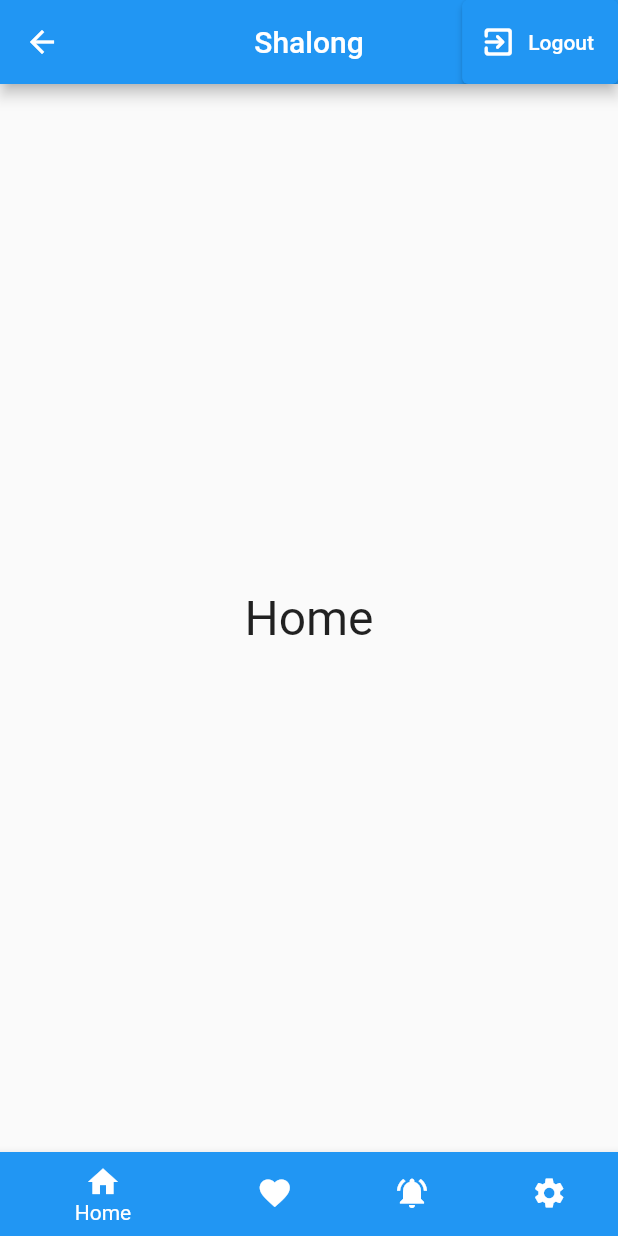
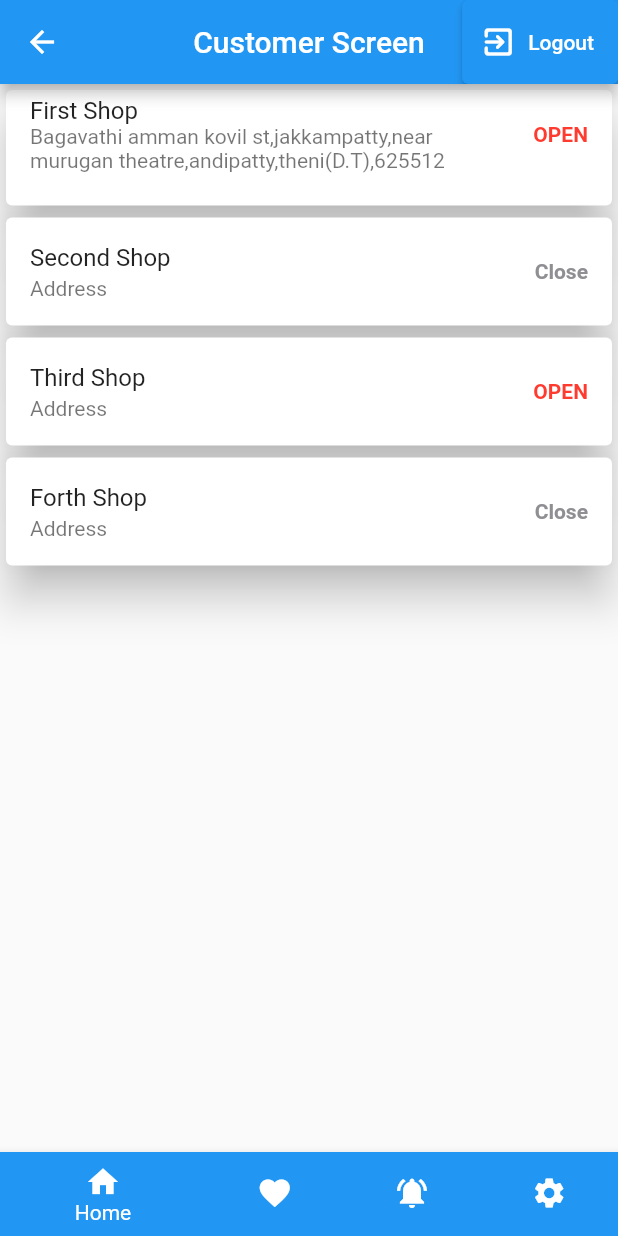
Before and after one commit to knk-naviin/Shalong-app, a Flutter app: the CustomerDashboardScreen screen opened directly, on a phone screen of 412 x 824 dp. Run offline on Flutter 3.47's test engine with Material 2 defaults, Android fonts, the phone set to English and light mode, and no system bars; our stand-ins replace animated_splash_screen, cloud_firestore, email_validator, firebase_auth, firebase_core, font_awesome_flutter and 2 more; accounts and stored records are empty.

Commit message:
OTP Screen Created
Adding Separated Dashboard Directory for barber and customer Users

```diff
--- a/shalong/lib/AfterRegistration/Map.dart
+++ b/shalong/lib/AfterRegistration/Map.dart
@@ -1,5 +1,3 @@
-
-
 import 'package:flutter/material.dart';
 import 'package:google_maps_flutter/google_maps_flutter.dart';
 
--- a/shalong/lib/Dashboard/BarberDashBoardScreen.dart
+++ b/shalong/lib/Dashboard/BarberDashboard/BarberDashBoardScreen.dart
@@ -2,9 +2,9 @@ import 'dart:io';
 
 import 'package:flutter/cupertino.dart';
 import 'package:flutter/material.dart';
+import 'package:shalong/Dashboard/CustomerDashboard/CustomerSettingScreen.dart';
 import 'package:shalong/UserAuthentication/AuthManager.dart';
 
-import 'CustomerDashboard/Settings.dart';
 
 class BarberDashboardScreen extends StatefulWidget {
   @override
@@ -29,7 +29,7 @@ class _BarberDashboardScreenState extends State<BarberDashboardScreen> {
       "Notifications",
       style: TextStyle(fontSize: 32),
     )),
-    Settings()
+    CustomerSettingScreen()
   ];
   void _onItemTapped(int index) {
     setState(() {
@@ -42,7 +42,7 @@ class _BarberDashboardScreenState extends State<BarberDashboardScreen> {
   Widget build(BuildContext context) {
     return Scaffold(
         appBar: AppBar(
-          title: Text("Shalonng"),
+          title: Text("Barber Screen"),
           centerTitle: true,
           backgroundColor: Colors.blue,
           actions: [
--- a/shalong/lib/Dashboard/CustomerDashboard/CustomerDashboardScreen.dart
+++ b/shalong/lib/Dashboard/CustomerDashboard/CustomerDashboardScreen.dart
@@ -1,8 +1,10 @@
 import 'dart:io';
 import 'package:flutter/cupertino.dart';
 import 'package:flutter/material.dart';
-import 'package:shalong/Dashboard/CustomerDashboard/Settings.dart';
+import 'package:shalong/Dashboard/CustomerDashboard/CustomerSettingScreen.dart';
 import 'package:shalong/UserAuthentication/AuthManager.dart';
+
+import 'CustomerHomeScreen.dart';
 
 class CustomerDashboardScreen extends StatefulWidget {
 
@@ -13,10 +15,10 @@ class CustomerDashboardScreen extends StatefulWidget {
 class _CustomerDashboardScreenState extends State<CustomerDashboardScreen> {
   int _currentIndex = 0;
   static const List<Widget> _widgetOptions = [
-    Center(child: Text("Home",style: TextStyle(fontSize: 32),)),
+    CustomerHomeScreen(),
     Center(child: Text("Favorites",style: TextStyle(fontSize: 32),)),
     Center(child: Text("Notifications",style: TextStyle(fontSize: 32),)),
-    Settings()
+    CustomerSettingScreen()
     ];
   void _onItemTapped(int index) {
     setState(() {
@@ -28,7 +30,7 @@ class _CustomerDashboardScreenState extends State<CustomerDashboardScreen> {
   Widget build(BuildContext context) {
     return Scaffold(
       appBar: AppBar(
-        title: Text("Shalong"),
+        title: Text("Customer Screen"),
         centerTitle: true,
         backgroundColor: Colors.blue,
         actions: [
--- /dev/null
+++ b/shalong/lib/Dashboard/CustomerDashboard/CustomerHomeScreen.dart
@@ -0,0 +1,77 @@
+import 'package:flutter/cupertino.dart';
+import 'package:flutter/material.dart';
+
+class CustomerHomeScreen extends StatefulWidget {
+  const CustomerHomeScreen({Key? key}) : super(key: key);
+
+  @override
+  _CustomerHomeScreenState createState() => _CustomerHomeScreenState();
+}
+
+class _CustomerHomeScreenState extends State<CustomerHomeScreen> {
+  @override
+  Widget build(BuildContext context) {
+    return Container(
+      child: Column(
+        children: [
+          SizedBox(
+            width: 440,
+            height: 85,
+            child: Card(
+              elevation: 12.0,
+              child: ListTile(
+                title: Text("First Shop"),
+                subtitle: Text("Bagavathi amman kovil st,jakkampatty,near murugan theatre,andipatty,theni(D.T),625512"),
+                trailing: Text(
+                  "OPEN",
+                  style: TextStyle(
+                      color: CupertinoColors.systemRed,
+                      fontWeight: FontWeight.bold),
+                ),
+              ),
+            ),
+          ),
+          Card(
+            elevation: 12.0,
+            child: ListTile(
+              title: Text("Second Shop"),
+              trailing: Text(
+                "Close",
+                style: TextStyle(
+                    color: CupertinoColors.systemGrey,
+                    fontWeight: FontWeight.bold),
+              ),
+              subtitle: Text("Address"),
+            ),
+          ),
+          Card(
+            elevation: 12.0,
+            child: ListTile(
+              title: Text("Third Shop"),
+              subtitle: Text("Address"),
+              trailing: Text(
+                "OPEN",
+                style: TextStyle(
+                    color: CupertinoColors.systemRed,
+                    fontWeight: FontWeight.bold),
+              ),
+            ),
+          ),
+          Card(
+            elevation: 12.0,
+            child: ListTile(
+              title: Text("Forth Shop"),
+              trailing: Text(
+                "Close",
+                style: TextStyle(
+                    color: CupertinoColors.systemGrey,
+                    fontWeight: FontWeight.bold),
+              ),
+              subtitle: Text("Address"),
+            ),
+          )
+        ],
+      ),
+    );
+  }
+}
--- a/shalong/lib/main.dart
+++ b/shalong/lib/main.dart
@@ -4,10 +4,10 @@ import 'package:firebase_auth/firebase_auth.dart';
 import 'package:firebase_core/firebase_core.dart';
 import 'package:flutter/cupertino.dart';
 import 'package:flutter/material.dart';
-import 'package:shalong/Dashboard/BarberDashBoardScreen.dart';
 import 'package:shalong/Dashboard/CustomerDashboard/CustomerDashboardScreen.dart';
 import 'package:shalong/UserAuthentication/AuthManager.dart';
 import 'AfterRegistration/ProfileUpdateScreen.dart';
+import 'Dashboard/BarberDashboard/BarberDashBoardScreen.dart';
 import 'UserAuthentication/UserAuthScreen.dart';
 
 void main() {
--- a/shalong/pubspec.yaml
+++ b/shalong/pubspec.yaml
@@ -28,6 +28,7 @@ dependencies:
   # The following adds the Cupertino Icons font to your application.
   # Use with the CupertinoIcons class for iOS style icons.
   cupertino_icons: ^1.0.2
+  country_code_picker: ^2.0.2
   animated_splash_screen: ^1.1.0
   firebase_auth: ^3.0.1
   firebase_core: ^1.4.0
```
Also changed, not shown: shalong/lib/AfterRegistration/ProfileUpdateScreen.dart (+14 -1 lines), shalong/lib/Dashboard/BarberDashboard/BarberAccountInfoScreen.dart (added, +20 -0 lines), shalong/lib/Dashboard/BarberDashboard/BarberHomeScreen.dart (added, +77 -0 lines), shalong/lib/Dashboard/BarberDashboard/BarberSettingScreen.dart (added, +202 -0 lines), shalong/lib/Dashboard/CustomerDashboard/AccountInfoScreen.dart (deleted, +0 -20 lines), shalong/lib/Dashboard/CustomerDashboard/CustomerAccountInfoScreen.dart (added, +20 -0 lines), shalong/lib/Dashboard/CustomerDashboard/CustomerSettingScreen.dart (renamed from shalong/lib/Dashboard/CustomerDashboard/Settings.dart, +17 -7 lines), shalong/lib/UserAuthentication/PhoneVerificationScreen.dart (added, +94 -0 lines), shalong/lib/UserAuthentication/UserAuthScreen.dart (+25 -20 lines), shalong/pubspec.lock.
